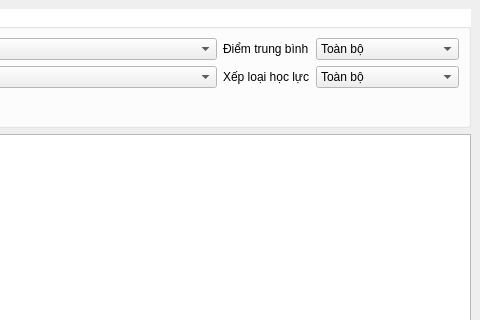
Above: HongGrader/thongkehocsinh.ui from vumari/HongGrader before the change; both pictures show x 276 to 756 and y 0 to 320 of the 756 by 615 pixel window. Below: the same form after it.
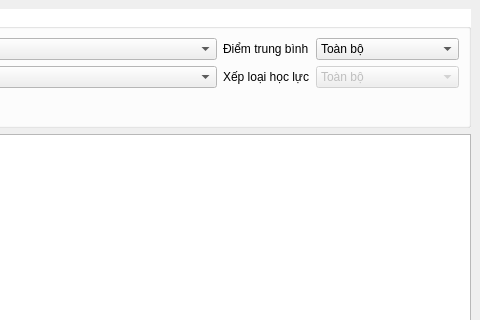
That is the form after the change.

The edit to the form file:
```diff
--- a/HongGrader/thongkehocsinh.ui
+++ b/HongGrader/thongkehocsinh.ui
@@ -168,6 +168,9 @@
          </item>
          <item row="1" column="1">
           <widget class="QComboBox" name="CBdanhgia">
+           <property name="enabled">
+            <bool>false</bool>
+           </property>
            <item>
             <property name="text">
              <string>Toàn bộ</string>
```
